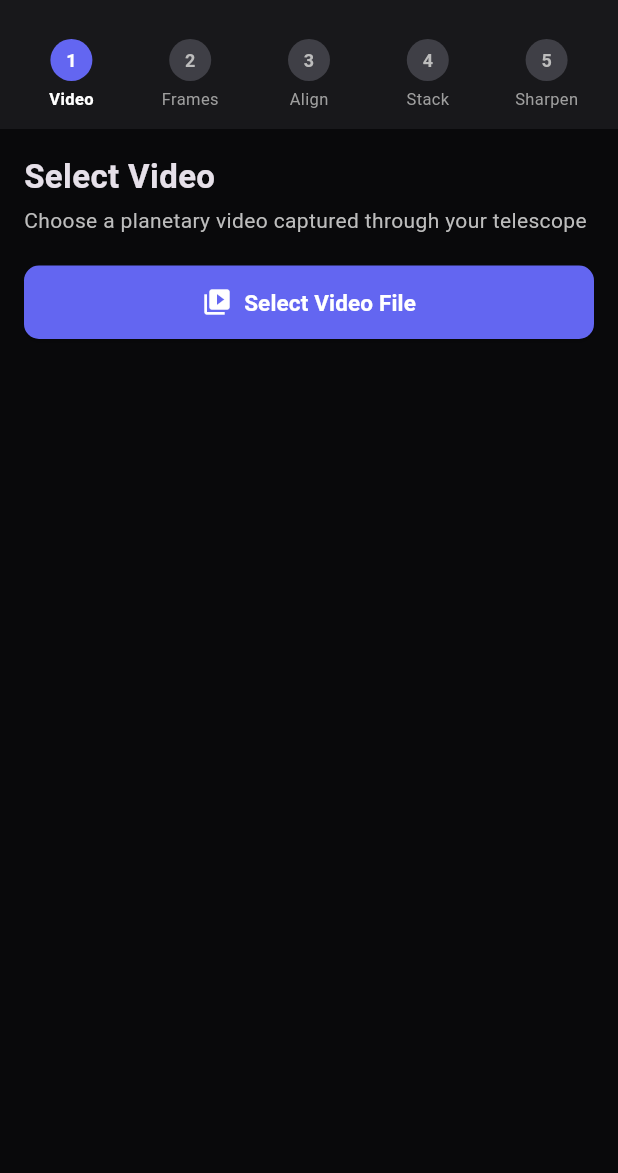
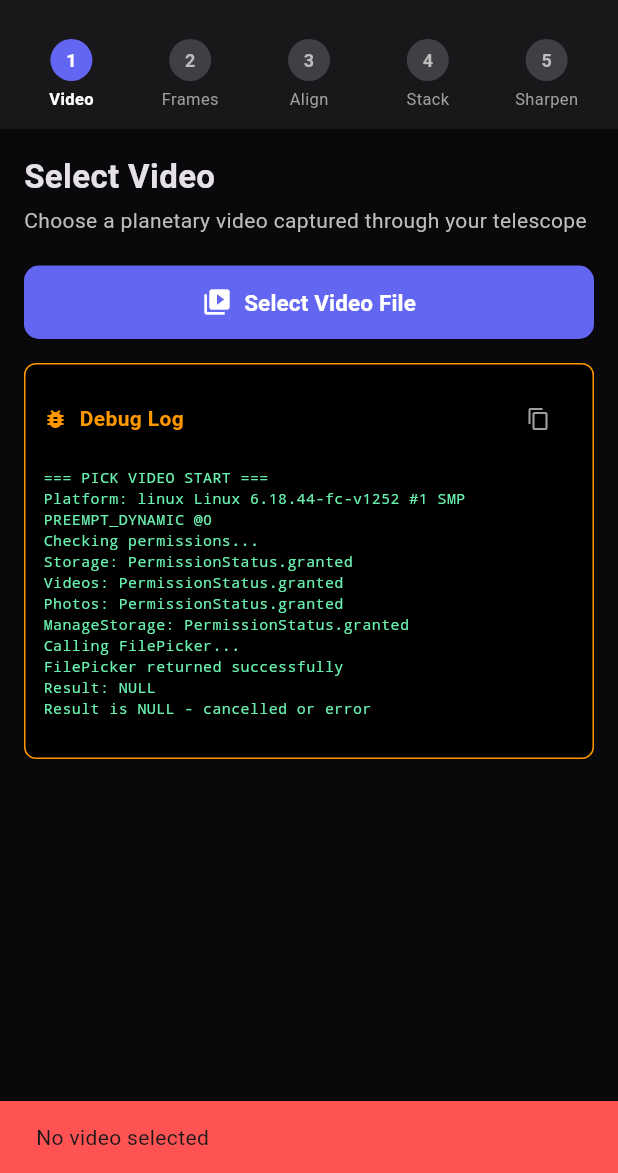
Before and after one commit to Astrobubu/Planetary-Stacker, a Flutter app: the screen it shows after launch, after a tap on "Select Video File", on a phone screen of 412 x 824 dp, the part 63-1236 px from its top. Run offline on Flutter 3.47's test engine with Material 3 defaults, Android fonts, the phone set to English and light mode, and no system bars; our stand-ins replace file_picker, permission_handler, share_plus; missing offline and left inert: ffmpeg_kit_flutter_new, opencv_dart.

Commit message:
Add debug logging for Android 16 file picker issue
Added on-screen debug log display when selecting video to diagnose
why FilePicker doesn't work on Android 16 in release mode. Shows
platform version, permission status, and FilePicker errors.

Co-Authored-By: Claude Opus 4.5 <noreply@anthropic.com>

```diff
--- a/planetary_stacker/example/lib/main.dart
+++ b/planetary_stacker/example/lib/main.dart
@@ -67,6 +67,7 @@ class StackerApp extends StatefulWidget {
 class _StackerAppState extends State<StackerApp> {
   int _currentStep = 0;
   bool _permissionsGranted = false;
+  String _debugLog = '';
 
   @override
   void initState() {
@@ -313,13 +314,58 @@ class _StackerAppState extends State<StackerApp> {
               style: TextStyle(color: Colors.grey[400], fontSize: 14)),
           const SizedBox(height: 20),
 
-          if (_videoPath == null)
+          if (_videoPath == null) ...[
             _buildPrimaryButton(
               icon: Icons.video_library,
               label: 'Select Video File',
               onPressed: _pickVideo,
-            )
-          else ...[
+            ),
+            // Debug log display
+            if (_debugLog.isNotEmpty) ...[
+              const SizedBox(height: 16),
+              Container(
+                padding: const EdgeInsets.all(12),
+                decoration: BoxDecoration(
+                  color: Colors.black,
+                  borderRadius: BorderRadius.circular(8),
+                  border: Border.all(color: Colors.orange),
+                ),
+                child: Column(
+                  crossAxisAlignment: CrossAxisAlignment.start,
+                  children: [
+                    Row(
+                      children: [
+                        const Icon(Icons.bug_report, color: Colors.orange, size: 16),
+                        const SizedBox(width: 8),
+                        const Text('Debug Log', style: TextStyle(color: Colors.orange, fontWeight: FontWeight.bold)),
+                        const Spacer(),
+                        IconButton(
+                          icon: const Icon(Icons.copy, size: 16, color: Colors.grey),
+                          onPressed: () {
+                            // Copy to clipboard - user can paste elsewhere
+                            ScaffoldMessenger.of(context).showSnackBar(
+                              const SnackBar(content: Text('Log shown below')),
+                            );
+                          },
+                          padding: EdgeInsets.zero,
+                          constraints: const BoxConstraints(),
+                        ),
+                      ],
+                    ),
+                    const SizedBox(height: 8),
+                    Text(
+                      _debugLog,
+                      style: const TextStyle(
+                        fontFamily: 'monospace',
+                        fontSize: 10,
+                        color: Colors.greenAccent,
+                      ),
+                    ),
+                  ],
+                ),
+              ),
+            ],
+          ] else ...[
             Container(
               padding: const EdgeInsets.all(16),
               decoration: BoxDecoration(
@@ -1345,17 +1391,128 @@ class _StackerAppState extends State<StackerApp> {
     }
   }
 
+  void _log(String msg) {
+    debugPrint(msg);
+    setState(() {
+      _debugLog += '$msg\n';
+      // Keep last 20 lines
+      final lines = _debugLog.split('\n');
+      if (lines.length > 20) {
+        _debugLog = lines.skip(lines.length - 20).join('\n');
+      }
+    });
+  }
+
   Future<void> _pickVideo() async {
-    final result = await FilePicker.platform.pickFiles(type: FileType.video, allowMultiple: false);
-    if (result != null && result.files.isNotEmpty) {
+    setState(() => _debugLog = ''); // Clear log
+
+    try {
+      _log('=== PICK VIDEO START ===');
+      _log('Platform: ${Platform.operatingSystem} ${Platform.operatingSystemVersion}');
+      _log('Checking permissions...');
+
+      // Check current permission status
+      PermissionStatus? storageStatus;
+      PermissionStatus? videosStatus;
+      PermissionStatus? photosStatus;
+      PermissionStatus? manageStorageStatus;
+
+      try {
+        storageStatus = await Permission.storage.status;
+        _log('Storage: $storageStatus');
+      } catch (e) {
+        _log('Storage check error: $e');
+      }
+
+      try {
+        videosStatus = await Permission.videos.status;
+        _log('Videos: $videosStatus');
+      } catch (e) {
+        _log('Videos check error: $e');
+      }
+
+      try {
+        photosStatus = await Permission.photos.status;
+        _log('Photos: $photosStatus');
+      } catch (e) {
+        _log('Photos check error: $e');
+      }
+
+      try {
+        manageStorageStatus = await Permission.manageExternalStorage.status;
+        _log('ManageStorage: $manageStorageStatus');
+      } catch (e) {
+        _log('ManageStorage check error: $e');
+      }
+
+      _log('Calling FilePicker...');
+
+      FilePickerResult? result;
+      try {
+        result = await FilePicker.platform.pickFiles(
+          type: FileType.video,
+          allowMultiple: false,
+        );
+        _log('FilePicker returned successfully');
+      } catch (pickerError, pickerStack) {
+        _log('FilePicker ERROR: $pickerError');
+        _log('Stack: ${pickerStack.toString().split('\n').take(3).join(' | ')}');
+        _showError('FilePicker error: $pickerError');
+        return;
+      }
+
+      _log('Result: ${result == null ? "NULL" : "has data"}');
+
+      if (result == null) {
+        _log('Result is NULL - cancelled or error');
+        _showError('No video selected');
+        return;
+      }
+
+      if (result.files.isEmpty) {
+        _log('Result files is EMPTY');
+        _showError('No files in result');
+        return;
+      }
+
+      final file = result.files.first;
+      _log('File: ${file.name}');
+      _log('Path: ${file.path}');
+      _log('Size: ${file.size}');
+
+      if (file.path == null) {
+        _log('ERROR: Path is NULL!');
+        _showError('Could not get file path');
+        return;
+      }
+
+      // Check if file exists
+      final fileExists = await File(file.path!).exists();
+      _log('File exists: $fileExists');
+
+      if (!fileExists) {
+        _log('ERROR: File not found!');
+        _showError('File not found at path');
+        return;
+      }
+
       setState(() {
-        _videoPath = result.files.first.path!;
-        _videoName = result.files.first.name;
+        _videoPath = file.path!;
+        _videoName = file.name;
         _analysisResult = null;
         _stackedImagePath = null;
         _finalImagePath = null;
+        _debugLog = ''; // Clear log on success
       });
+
+      _showSuccess('Video: ${file.name}');
       _loadVideoInfo();
+
+    } catch (e, stackTrace) {
+      _log('=== ERROR ===');
+      _log('$e');
+      _log('${stackTrace.toString().split('\n').take(5).join('\n')}');
+      _showError('Error: $e');
     }
   }
 
```
